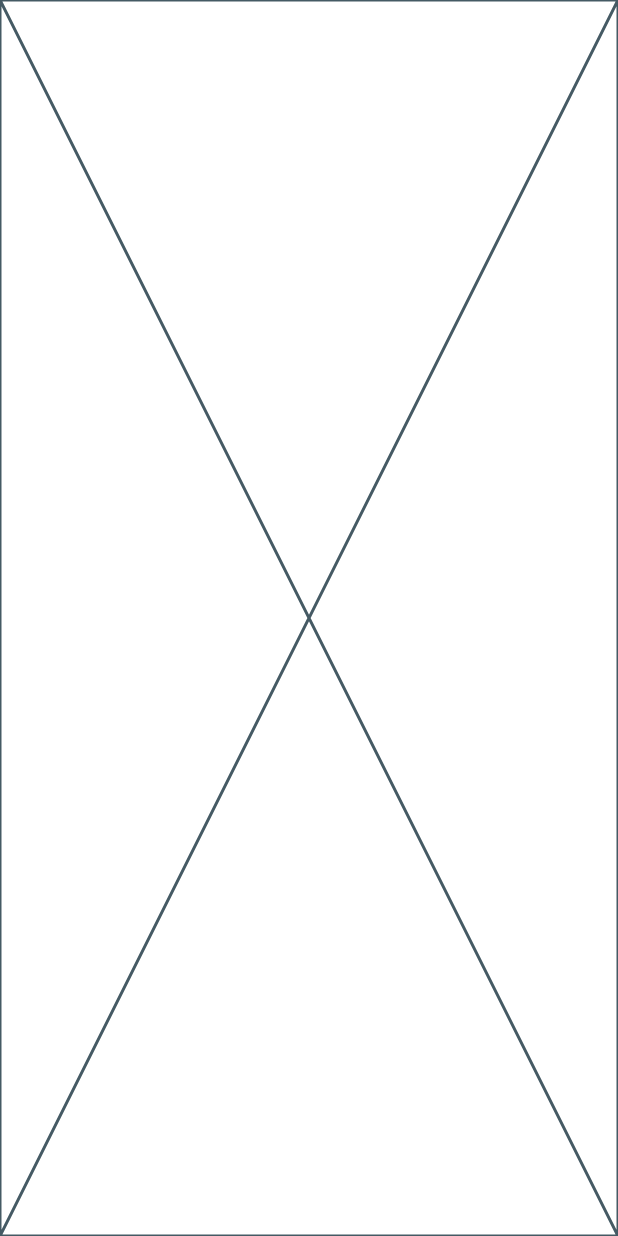
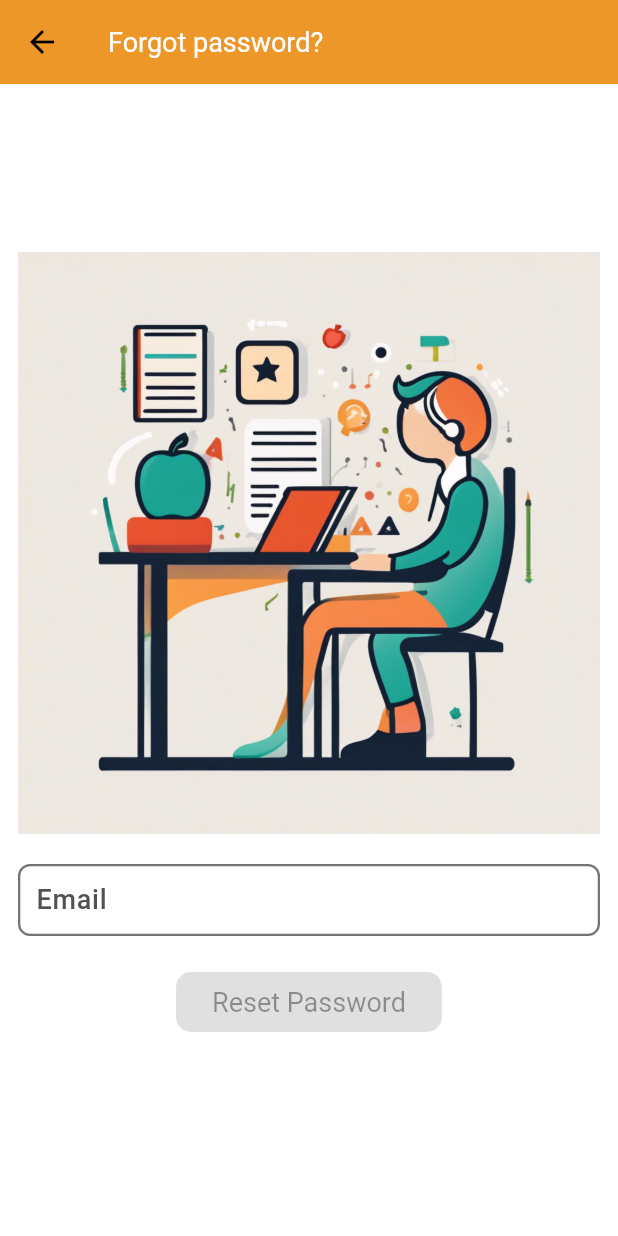
Before and after one commit to xzghx/clean_mvvm, a Flutter app: the screen it shows after launch, after a tap on "Forgot password?", on a phone screen of 412 x 824 dp. Run offline on Flutter 3.47's test engine with Material 3 defaults, Android fonts, the phone set to English and light mode, and no system bars; our stand-ins replace dartz, dio, freezed_annotation, get_it, internet_connection_checker, lottie and 3 more; generated files the repository leaves out were written again; Roboto replaces fonts that are missing (BOD_B).

Commit message:
Add ForgotPassword ui and viewModel

```diff
--- a/lib/presentation/forgot_password/forgot_password.dart
+++ b/lib/presentation/forgot_password/forgot_password.dart
@@ -1,4 +1,9 @@
+import 'package:clean_mvvm_project/presentation/forgot_password/forgot_password_viewModel.dart';
+import 'package:clean_mvvm_project/presentation/resources/strings_manager.dart';
+import 'package:clean_mvvm_project/presentation/resources/values_manager.dart';
 import 'package:flutter/material.dart';
+
+import '../resources/assets_manager.dart';
 
 class ForgotPasswordPage extends StatefulWidget {
   const ForgotPasswordPage({super.key});
@@ -8,8 +13,44 @@ class ForgotPasswordPage extends StatefulWidget {
 }
 
 class _ForgotPasswordPageState extends State<ForgotPasswordPage> {
+  final ForgotPasswordViewModel _viewModel = ForgotPasswordViewModel();
+
   @override
   Widget build(BuildContext context) {
-    return const Placeholder();
+    return Scaffold(
+      appBar: AppBar(
+        title: const Text(AppStrings.forgotPassword),
+      ),
+      body: SingleChildScrollView(
+        child: Padding(
+          padding: const EdgeInsets.all(AppPaddings.p12),
+          child: Column(
+            children: [
+              const SizedBox(height: AppPaddings.p100),
+              Image.asset(ImageAssets.splashLogo),
+              const SizedBox(height: AppPaddings.p20),
+              TextField(
+                decoration: const InputDecoration(labelText: 'Email'),
+                onChanged: _viewModel.emailChanged,
+              ),
+              const SizedBox(height: AppPaddings.p20),
+              //reset btn
+              StreamBuilder<bool>(
+                  stream: _viewModel.isEmailValid,
+                  builder: (context, AsyncSnapshot<bool?> snapshot) {
+                    return ElevatedButton(
+                      onPressed: snapshot.data == true
+                          ? () {
+                              _viewModel.resetPassword();
+                            }
+                          : null,
+                      child: const Text(AppStrings.resetPassword),
+                    );
+                  }),
+            ],
+          ),
+        ),
+      ),
+    );
   }
 }
--- /dev/null
+++ b/lib/presentation/forgot_password/forgot_password_viewModel.dart
@@ -0,0 +1,59 @@
+import 'dart:async';
+
+import 'package:clean_mvvm_project/presentation/common/state_renderer/state_renderer.dart';
+import 'package:clean_mvvm_project/presentation/common/state_renderer/state_renderer_impl.dart';
+
+import '../base/base_view_model.dart';
+
+class ForgotPasswordViewModel extends BaseViewModel
+    implements ForgotPasswordViewModelInput, ForgotPasswordViewModelOutPut {
+  String _email = '';
+
+  StreamController<String> _emailStController = StreamController<String>();
+
+  //inputs
+  @override
+  void emailChanged(String value) {
+    _email = value;
+    emailSink.add(value);
+  }
+
+  @override
+  void start() {
+    inputFlowState.add(ContentState());
+  }
+
+  @override
+  void dispose() {
+    _emailStController.close();
+  }
+
+  @override
+  void resetPassword() {
+    inputFlowState.add(
+        LoadingState(stateRendererType: StateRendererType.popupLoadingState));
+  }
+
+  //OutPuts
+
+  @override
+  Sink get emailSink => _emailStController.sink;
+
+  @override
+  Stream<bool> get isEmailValid => _emailStController.stream
+      .map((v) => _email.length >= 4 && _email.contains('@'));
+
+//Functions
+}
+
+abstract class ForgotPasswordViewModelInput {
+  void emailChanged(String value);
+
+  Sink get emailSink;
+
+  void resetPassword();
+}
+
+abstract class ForgotPasswordViewModelOutPut {
+  Stream<bool> get isEmailValid;
+}
--- a/lib/presentation/resources/strings_manager.dart
+++ b/lib/presentation/resources/strings_manager.dart
@@ -29,4 +29,5 @@ class AppStrings {
   static const String loading = 'Loading...';
   static const String retry = 'Try again';
   static const String ok = 'Ok';
+  static const String resetPassword = 'Reset Password';
 }
--- a/lib/presentation/resources/styles_manager.dart
+++ b/lib/presentation/resources/styles_manager.dart
@@ -15,7 +15,7 @@ TextStyle _getTextStyle(
 }
 
 TextStyle lightTextStyle(
-    {double fontSize = FontSizeManager.s12, Color color = Colors.black}) {
+    {double fontSize = FontSizeManager.s18, Color color = Colors.black}) {
   return _getTextStyle(
       fontFamily: FontManager.fontFamily,
       fontWeight: FontWeightManager.light,
@@ -24,7 +24,7 @@ TextStyle lightTextStyle(
 }
 
 TextStyle regularTextStyle(
-    {double fontSize = FontSizeManager.s12, Color color = Colors.black}) {
+    {double fontSize = FontSizeManager.s18, Color color = Colors.black}) {
   return _getTextStyle(
       fontFamily: FontManager.fontFamily,
       fontWeight: FontWeightManager.regular,
@@ -33,7 +33,7 @@ TextStyle regularTextStyle(
 }
 
 TextStyle mediumTextStyle(
-    {double fontSize = FontSizeManager.s12, Color color = Colors.black}) {
+    {double fontSize = FontSizeManager.s18, Color color = Colors.black}) {
   return _getTextStyle(
       fontFamily: FontManager.fontFamily,
       fontWeight: FontWeightManager.medium,
@@ -42,7 +42,7 @@ TextStyle mediumTextStyle(
 }
 
 TextStyle semiBoldTextStyle(
-    {double fontSize = FontSizeManager.s12, Color color = Colors.black}) {
+    {double fontSize = FontSizeManager.s18, Color color = Colors.black}) {
   return _getTextStyle(
       fontFamily: FontManager.fontFamily,
       fontWeight: FontWeightManager.semiBold,
@@ -51,7 +51,7 @@ TextStyle semiBoldTextStyle(
 }
 
 TextStyle boldTextStyle(
-    {double fontSize = FontSizeManager.s12, Color color = Colors.black}) {
+    {double fontSize = FontSizeManager.s18, Color color = Colors.black}) {
   return _getTextStyle(
       fontFamily: FontManager.fontFamily,
       fontWeight: FontWeightManager.bold,
--- a/lib/presentation/resources/theme_manager.dart
+++ b/lib/presentation/resources/theme_manager.dart
@@ -22,7 +22,7 @@ ThemeData getApplicationTheme() {
       shadowColor: ColorManager.grey,
       titleTextStyle: regularTextStyle(
         color: ColorManager.white,
-        fontSize: FontSizeManager.s16,
+        fontSize: FontSizeManager.s18,
       ),
     ),
     //Set CardView
@@ -49,12 +49,12 @@ ThemeData getApplicationTheme() {
     textTheme: TextTheme(
       //headline 1
       displayLarge: semiBoldTextStyle(
-          fontSize: FontSizeManager.s16, color: ColorManager.darkGrey),
+          fontSize: FontSizeManager.s18, color: ColorManager.darkGrey),
       //subtitle 1
       titleMedium: mediumTextStyle(
-          fontSize: FontSizeManager.s14, color: ColorManager.lightGrey),
+          fontSize: FontSizeManager.s16, color: ColorManager.lightGrey),
       titleSmall: mediumTextStyle(
-          fontSize: FontSizeManager.s12, color: ColorManager.primary),
+          fontSize: FontSizeManager.s14, color: ColorManager.primary),
       //caption
       bodySmall: regularTextStyle(color: ColorManager.grey1),
       //bodyText1
```
